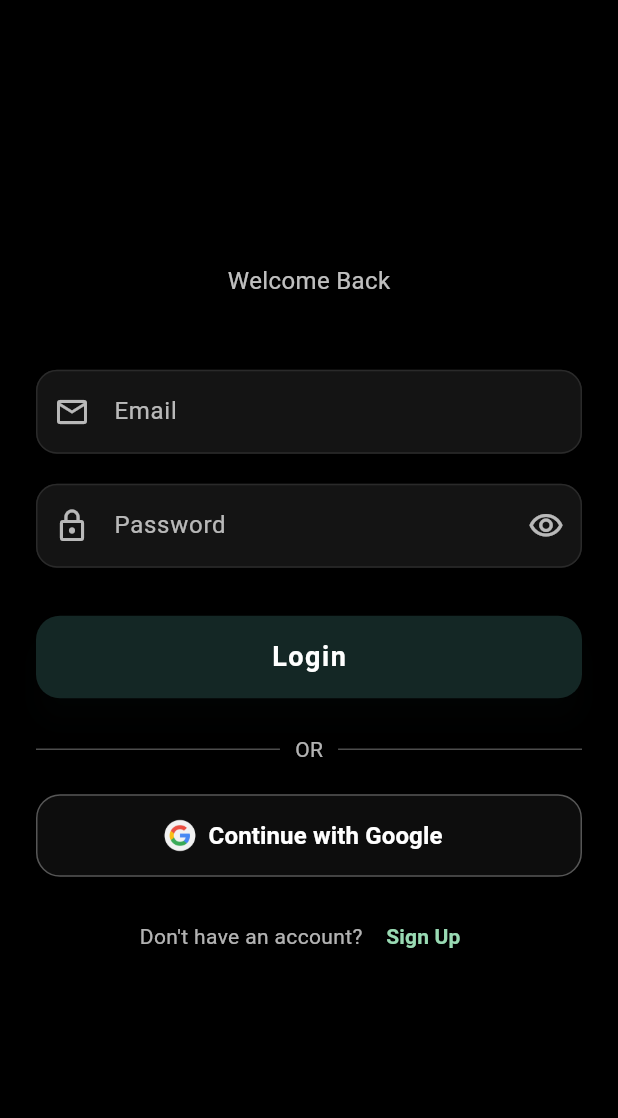
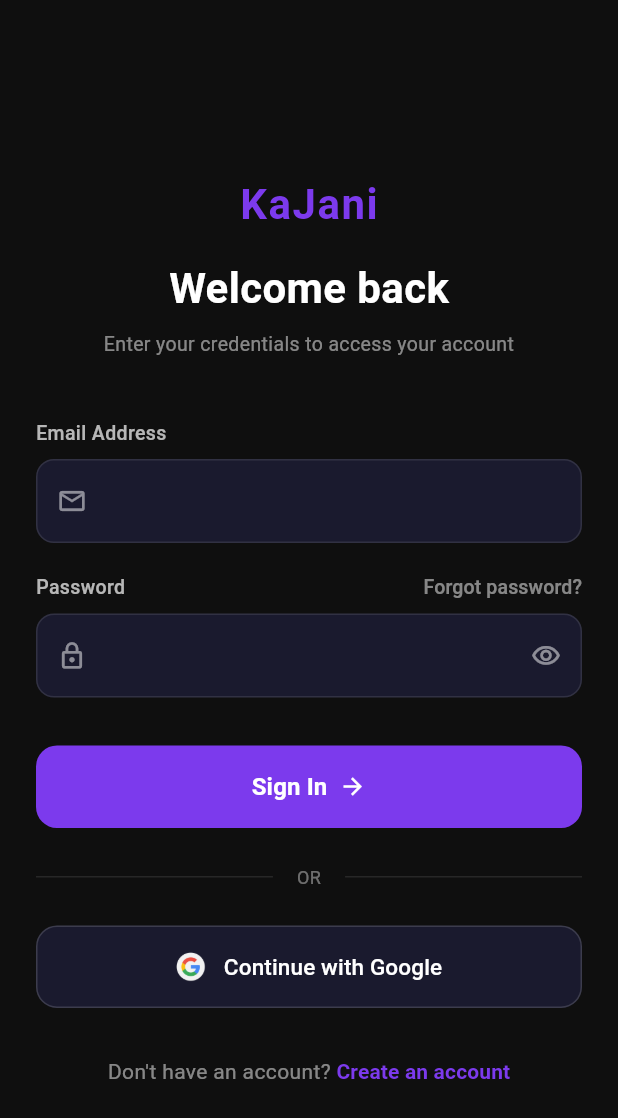
Before and after one commit to sagarlama0102/kaJani, a Flutter app: the screen it shows after launch, after a tap on "Skip", on a phone screen of 412 x 824 dp. Shown: the top 1118 px of the screen. Run offline on Flutter 3.47's test engine with Material 3 defaults, Android fonts, the light colour scheme and no system bars; our stand-ins replace connectivity_plus, dartz, dio, equatable, firebase_auth, firebase_core and 5 more; accounts and stored records are empty.

Commit message:
upgrading the design of login and sign up page

```diff
--- a/lib/app/theme/app_colors.dart
+++ b/lib/app/theme/app_colors.dart
@@ -9,7 +9,7 @@
   static const Color primaryLight = Color(0xffA78BFA);   // Light purple
 
   // ─── Auth Colors ──────────────────────────────────────────────
-  static const Color authPrimary = Color(0xff142725);    // Login button (keep your existing)
+  static const Color authPrimary = Color(0xff7C3AED);    // Login button (keep your existing)
 
   // ─── Background Colors ────────────────────────────────────────
   static const Color background = Color(0xFFF8F9FA);     // Light bg
--- a/lib/features/auth/presentation/pages/login_page.dart
+++ b/lib/features/auth/presentation/pages/login_page.dart
@@ -45,48 +45,63 @@
     AppRoutes.push(context, const SignupPage());
   }
 
+  // ─── Reusable input decoration ─────────────────────────────────
+  InputDecoration _inputDecoration({
+    required String label,
+    required String hint,
+    required IconData icon,
+    Widget? suffixIcon,
+  }) {
+    return InputDecoration(
+      labelText: label,
+      hintText: hint,
+      labelStyle: TextStyle(color: Colors.white.withOpacity(0.5)),
+      hintStyle: TextStyle(color: Colors.white.withOpacity(0.3)),
+      filled: true,
+      fillColor: const Color(0xff1A1A2E),
+      prefixIcon: Icon(icon, color: Colors.white.withOpacity(0.5), size: 20),
+      suffixIcon: suffixIcon,
+      border: OutlineInputBorder(
+        borderRadius: BorderRadius.circular(12),
+        borderSide: BorderSide(color: Colors.white.withOpacity(0.1)),
+      ),
+      enabledBorder: OutlineInputBorder(
+        borderRadius: BorderRadius.circular(12),
+        borderSide: BorderSide(color: Colors.white.withOpacity(0.1)),
+      ),
+      focusedBorder: OutlineInputBorder(
+        borderRadius: BorderRadius.circular(12),
+        borderSide: const BorderSide(color: AppColors.primary, width: 1.5),
+      ),
+      errorBorder: OutlineInputBorder(
+        borderRadius: BorderRadius.circular(12),
+        borderSide: const BorderSide(color: AppColors.error),
+      ),
+      focusedErrorBorder: OutlineInputBorder(
+        borderRadius: BorderRadius.circular(12),
+        borderSide: const BorderSide(color: AppColors.error),
+      ),
+    );
+  }
+
   @override
   Widget build(BuildContext context) {
-    // ✅ watch the state so UI rebuilds on change
     final authState = ref.watch(authViewModelProvider);
 
     ref.listen<AuthState>(authViewModelProvider, (previous, next) {
       if (next.status == AuthStatus.authenticated) {
-        // TODO: replace with your actual home/bottom nav page
         AppRoutes.pushReplacement(context, const BottomScreenLayout());
       } else if (next.status == AuthStatus.error &&
           next.errorMessage != null) {
         SnackbarUtils.showError(context, next.errorMessage!);
-        // reset error after showing
         ref.read(authViewModelProvider.notifier).resetError();
       }
     });
 
     return Scaffold(
-      resizeToAvoidBottomInset: false,
-      body: Container(
-        width: double.infinity,
-        height: double.infinity,
-        decoration: const BoxDecoration(
-          // TODO: add your background image path
-          // image: DecorationImage(
-          //   image: AssetImage('assets/images/your_bg.png'),
-          //   fit: BoxFit.cover,
-          // ),
-          color: Colors.black,
-        ),
-        child: Container(
-          decoration: BoxDecoration(
-            gradient: LinearGradient(
-              begin: Alignment.topCenter,
-              end: Alignment.bottomCenter,
-              colors: [
-                Colors.black.withOpacity(0.65),
-                Colors.black.withOpacity(0.85),
-              ],
-            ),
-          ),
-          child: SafeArea(
+      resizeToAvoidBottomInset: true,
+      backgroundColor: const Color(0xff0F0F0F),
+      body: SafeArea(
         child: Padding(
           padding: const EdgeInsets.symmetric(horizontal: 24),
           child: Center(
@@ -94,39 +109,70 @@
               child: Column(
                 mainAxisAlignment: MainAxisAlignment.center,
                 children: [
-                      Text(
-                        "Welcome Back",
+                  const SizedBox(height: 40),
+
+                  // ─── Logo Text ──────────────────────────────
+                  const Text(
+                    "KaJani",
                     style: TextStyle(
-                          color: Colors.white.withOpacity(0.75),
-                          fontSize: 16,
+                      color: AppColors.primary,
+                      fontSize: 28,
+                      fontWeight: FontWeight.bold,
+                      letterSpacing: 1,
                     ),
                   ),
-                      const SizedBox(height: 48),
+
+                  const SizedBox(height: 16),
+
+                  // ─── Title ──────────────────────────────────
+                  const Text(
+                    "Welcome back",
+                    style: TextStyle(
+                      color: Colors.white,
+                      fontSize: 28,
+                      fontWeight: FontWeight.bold,
+                    ),
+                  ),
+
+                  const SizedBox(height: 8),
+
+                  // ─── Subtitle ────────────────────────────────
+                  Text(
+                    "Enter your credentials to access your account",
+                    textAlign: TextAlign.center,
+                    style: TextStyle(
+                      color: Colors.white.withOpacity(0.5),
+                      fontSize: 13,
+                    ),
+                  ),
+
+                  const SizedBox(height: 40),
 
                   Form(
-                        key: _formKey, // ✅ fixed typo _formkey → _formKey
+                    key: _formKey,
                     child: Column(
+                      crossAxisAlignment: CrossAxisAlignment.start,
                       children: [
-                            // ─── Email Field ──────────────────────
+                        // ─── Email Label ────────────────────────
+                        Text(
+                          "Email Address",
+                          style: TextStyle(
+                            color: Colors.white.withOpacity(0.7),
+                            fontSize: 13,
+                            fontWeight: FontWeight.w500,
+                          ),
+                        ),
+                        const SizedBox(height: 8),
+
+                        // ─── Email Field ────────────────────────
                         TextFormField(
                           controller: _emailController,
                           keyboardType: TextInputType.emailAddress,
                           style: const TextStyle(color: Colors.white),
-                              decoration: InputDecoration(
-                                filled: true,
-                                fillColor: Colors.white.withOpacity(0.08),
-                                labelText: 'Email',
-                                labelStyle: TextStyle(
-                                  color: Colors.white.withOpacity(0.7),
-                                ),
-                                prefixIcon: const Icon(
-                                  Icons.email_outlined,
-                                  color: Colors.white70,
-                                ),
-                                border: OutlineInputBorder(
-                                  borderRadius: BorderRadius.circular(14),
-                                  borderSide: BorderSide.none,
-                                ),
+                          decoration: _inputDecoration(
+                            label: '',
+                            hint: 'name@example.com',
+                            icon: Icons.email_outlined,
                           ),
                           validator: (value) {
                             if (value == null || value.isEmpty) {
@@ -141,38 +187,60 @@
 
                         const SizedBox(height: 20),
 
-                            // ─── Password Field ───────────────────
+                        // ─── Password Label + Forgot ─────────────
+                        Row(
+                          mainAxisAlignment: MainAxisAlignment.spaceBetween,
+                          children: [
+                            Text(
+                              "Password",
+                              style: TextStyle(
+                                color: Colors.white.withOpacity(0.7),
+                                fontSize: 13,
+                                fontWeight: FontWeight.w500,
+                              ),
+                            ),
+                            TextButton(
+                              onPressed: () {
+                                // TODO: forgot password
+                              },
+                              style: TextButton.styleFrom(
+                                padding: EdgeInsets.zero,
+                                minimumSize: Size.zero,
+                                tapTargetSize:
+                                    MaterialTapTargetSize.shrinkWrap,
+                              ),
+                              child: Text(
+                                "Forgot password?",
+                                style: TextStyle(
+                                  color: Colors.white.withOpacity(0.5),
+                                  fontSize: 13,
+                                ),
+                              ),
+                            ),
+                          ],
+                        ),
+                        const SizedBox(height: 8),
+
+                        // ─── Password Field ─────────────────────
                         TextFormField(
                           controller: _passwordController,
                           obscureText: _obscurePassword,
                           style: const TextStyle(color: Colors.white),
-                              decoration: InputDecoration(
-                                filled: true,
-                                fillColor: Colors.white.withOpacity(0.08),
-                                labelText: 'Password',
-                                labelStyle: TextStyle(
-                                  color: Colors.white.withOpacity(0.7),
-                                ),
-                                prefixIcon: const Icon(
-                                  Icons.lock_outline,
-                                  color: Colors.white70,
-                                ),
+                          decoration: _inputDecoration(
+                            label: '',
+                            hint: '••••••••',
+                            icon: Icons.lock_outline,
                             suffixIcon: IconButton(
                               icon: Icon(
                                 _obscurePassword
                                     ? Icons.visibility_outlined
                                     : Icons.visibility_off_outlined,
-                                    color: Colors.white70,
+                                color: Colors.white.withOpacity(0.5),
+                                size: 20,
                               ),
-                                  onPressed: () {
-                                    setState(() {
-                                      _obscurePassword = !_obscurePassword;
-                                    });
-                                  },
+                              onPressed: () => setState(
+                                () => _obscurePassword = !_obscurePassword,
                               ),
-                                border: OutlineInputBorder(
-                                  borderRadius: BorderRadius.circular(14),
-                                  borderSide: BorderSide.none,
                             ),
                           ),
                           validator: (value) {
@@ -188,7 +256,7 @@
 
                         const SizedBox(height: 32),
 
-                            // ─── Login Button ─────────────────────
+                        // ─── Login Button ───────────────────────
                         SizedBox(
                           height: 55,
                           width: double.infinity,
@@ -197,13 +265,11 @@
                                 ? null
                                 : _handleLogin,
                             style: ElevatedButton.styleFrom(
-                                  backgroundColor: AppColors.authPrimary,
+                              backgroundColor: AppColors.primary,
                               shape: RoundedRectangleBorder(
-                                    borderRadius: BorderRadius.circular(16),
+                                borderRadius: BorderRadius.circular(14),
                               ),
-                                  elevation: 8,
-                                  shadowColor:
-                                      AppColors.authPrimary.withOpacity(0.5),
+                              elevation: 0,
                             ),
                             child: authState.status == AuthStatus.loading
                                 ? const SizedBox(
@@ -217,105 +283,132 @@
                                       ),
                                     ),
                                   )
-                                    : const Text(
-                                        'Login',
+                                : const Row(
+                                    mainAxisAlignment: MainAxisAlignment.center,
+                                    children: [
+                                      Text(
+                                        'Sign In',
                                         style: TextStyle(
-                                          fontSize: 18,
-                                          fontWeight: FontWeight.w700,
-                                          letterSpacing: 1,
+                                          color: Colors.white,
+                                          fontSize: 16,
+                                          fontWeight: FontWeight.w600,
                                         ),
+                                      ),
+                                      SizedBox(width: 8),
+                                      Icon(
+                                        Icons.arrow_forward,
+                                        color: Colors.white,
+                                        size: 18,
+                                      ),
+                                    ],
                                   ),
                           ),
                         ),
 
                         const SizedBox(height: 24),
 
-                            // ─── Divider ──────────────────────────
+                        // ─── Divider ────────────────────────────
                         Row(
                           children: [
                             Expanded(
                               child: Divider(
-                                    color: Colors.white.withOpacity(0.3),
+                                color: Colors.white.withOpacity(0.1),
                               ),
                             ),
                             Padding(
                               padding: const EdgeInsets.symmetric(
-                                    horizontal: 10,
+                                horizontal: 16,
                               ),
                               child: Text(
                                 "OR",
                                 style: TextStyle(
-                                      color: Colors.white.withOpacity(0.7),
+                                  color: Colors.white.withOpacity(0.4),
+                                  fontSize: 12,
                                 ),
                               ),
                             ),
                             Expanded(
                               child: Divider(
-                                    color: Colors.white.withOpacity(0.3),
+                                color: Colors.white.withOpacity(0.1),
                               ),
                             ),
                           ],
                         ),
 
-                            const SizedBox(height: 20),
+                        const SizedBox(height: 24),
 
-                            // ─── Google Sign In Button ────────────
+                        // ─── Google Button ──────────────────────
                         SizedBox(
                           height: 55,
                           width: double.infinity,
-                              child: OutlinedButton.icon(
+                          child: OutlinedButton(
                             onPressed: authState.status == AuthStatus.loading
                                 ? null
-                                    : _handleGoogleSignIn, // ✅ wired up
-                                icon: Image.asset(
+                                : _handleGoogleSignIn,
+                            style: OutlinedButton.styleFrom(
+                              side: BorderSide(
+                                color: Colors.white.withOpacity(0.15),
+                              ),
+                              shape: RoundedRectangleBorder(
+                                borderRadius: BorderRadius.circular(14),
+                              ),
+                              backgroundColor: const Color(0xff1A1A2E),
+                            ),
+                            child: Row(
+                              mainAxisAlignment: MainAxisAlignment.center,
+                              children: [
+                                Image.asset(
                                   'assets/images/google_logo.png',
-                                  height: 22,
+                                  height: 20,
                                 ),
-                                label: const Text(
+                                const SizedBox(width: 12),
+                                const Text(
                                   "Continue with Google",
                                   style: TextStyle(
                                     color: Colors.white,
-                                    fontSize: 16,
-                                    fontWeight: FontWeight.w600,
+                                    fontSize: 15,
+                                    fontWeight: FontWeight.w500,
                                   ),
                                 ),
-                                style: OutlinedButton.styleFrom(
-                                  side: BorderSide(
-                                    color: Colors.white.withOpacity(0.3),
-                                  ),
-                                  shape: RoundedRectangleBorder(
-                                    borderRadius: BorderRadius.circular(16),
-                                  ),
-                                  backgroundColor:
-                                      Colors.white.withOpacity(0.05),
+                              ],
                             ),
                           ),
                         ),
 
-                            const SizedBox(height: 16),
+                        const SizedBox(height: 32),
 
-                            // ─── Signup Link ──────────────────────
+                        // ─── Signup Link ────────────────────────
                         Row(
                           mainAxisAlignment: MainAxisAlignment.center,
                           children: [
                             Text(
                               "Don't have an account? ",
                               style: TextStyle(
-                                    color: Colors.white.withOpacity(0.7),
+                                color: Colors.white.withOpacity(0.5),
+                                fontSize: 14,
                               ),
                             ),
                             TextButton(
                               onPressed: _navigateToSignup,
+                              style: TextButton.styleFrom(
+                                padding: EdgeInsets.zero,
+                                minimumSize: Size.zero,
+                                tapTargetSize:
+                                    MaterialTapTargetSize.shrinkWrap,
+                              ),
                               child: const Text(
-                                    'Sign Up',
+                                'Create an account',
                                 style: TextStyle(
-                                      color: Color(0xff99DAB3),
-                                      fontWeight: FontWeight.bold,
+                                  color: AppColors.primary,
+                                  fontWeight: FontWeight.w600,
+                                  fontSize: 14,
                                 ),
                               ),
                             ),
                           ],
                         ),
+
+                        const SizedBox(height: 24),
                       ],
                     ),
                   ),
@@ -325,8 +418,6 @@
           ),
         ),
       ),
-        ),
-      ),
     );
   }
 }
--- a/lib/features/onbording/presentation/widgets/onbording_content.dart
+++ b/lib/features/onbording/presentation/widgets/onbording_content.dart
@@ -15,12 +15,14 @@
           // ─── Image Section ────────────────────────────────────
           Expanded(
             flex: 5,
-            child: Container(
-              width: double.infinity,
-              decoration: BoxDecoration(
-                image: DecorationImage(
-                  image: AssetImage(item.imagePath),
-                  fit: BoxFit.cover, // ✅ cover for full width image
+            child: Padding(
+              padding: const EdgeInsets.fromLTRB(24, 24, 24, 0),
+              child: ClipRRect(
+                borderRadius: BorderRadius.circular(24),
+                child: Image.asset(
+                  item.imagePath,
+                  width: double.infinity,
+                  fit: BoxFit.cover,
                   alignment: Alignment.topCenter,
                 ),
               ),
@@ -39,17 +41,13 @@
                   Container(
                     padding: const EdgeInsets.all(16),
                     decoration: const BoxDecoration(
-                      color: Colors.white, // ✅ white circle like screenshot
+                      color: Colors.white,
                       shape: BoxShape.circle,
                     ),
-                    child: Icon(
-                      item.icon,
-                      color: Colors.black,
-                      size: 36,
-                    ),
+                    child: Icon(item.icon, color: Colors.black, size: 36),
                   ),
 
-                  const SizedBox(height: 24),
+                  const SizedBox(height: 12),
 
                   // ─── Title ──────────────────────────────────
                   Text(
@@ -58,7 +56,7 @@
                     style: const TextStyle(
                       fontSize: 28,
                       fontWeight: FontWeight.bold,
-                      color: Colors.white, // ✅ white text
+                      color: Colors.white,
                       height: 1.2,
                     ),
                   ),
@@ -71,7 +69,7 @@
                     textAlign: TextAlign.center,
                     style: TextStyle(
                       fontSize: 14,
-                      color: Colors.white.withOpacity(0.6), // ✅ muted white
+                      color: Colors.white.withOpacity(0.6),
                       height: 1.6,
                     ),
                   ),
@@ -81,7 +79,7 @@
           ),
 
           // ─── Bottom spacing for button overlap ───────────────
-          const SizedBox(height: 120),
+          const SizedBox(height: 100),
         ],
       ),
     );
```
Also changed, not shown: lib/features/auth/presentation/pages/signup_page.dart (+149 -83 lines), assets/images/onboardingdarkone.png (renamed from assets/images/onboaringdarkone.png). Lines whose indentation alone changed are shown as unchanged.
